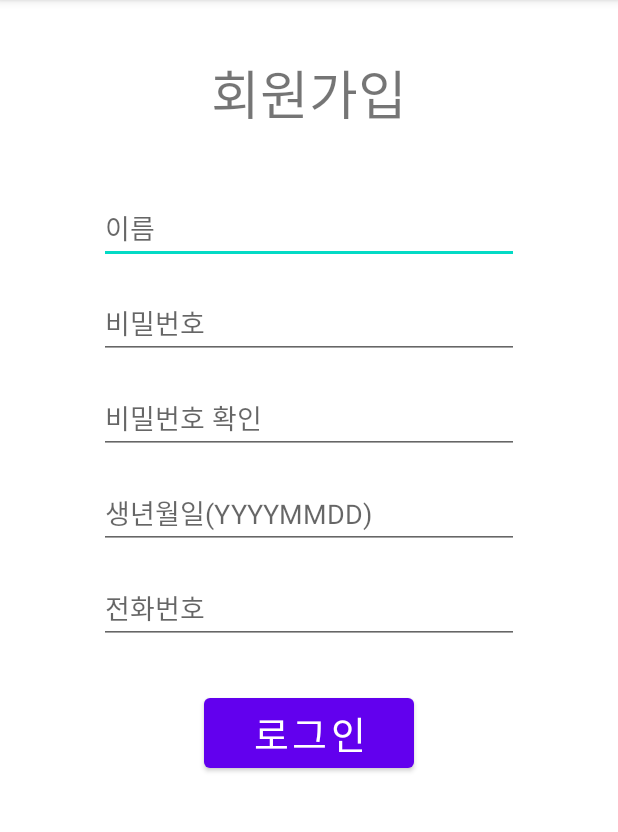
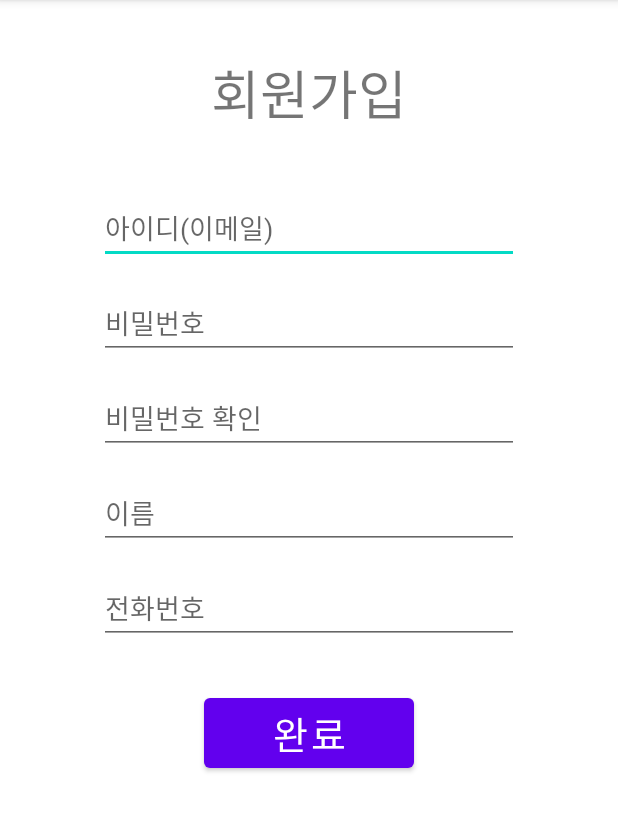
Before and after one commit to soojik/DiaryApp, an Android app: the RegisterActivity screen opened directly, with no data from a screen before it, on a phone screen of 412 x 824 dp, the part 84-916 px from its top. Run offline under Robolectric (Android 15) with nearby library versions, the phone set to English and light mode, and no system bars; our stand-ins replace Firebase (no records; nobody signed in at launch, a user with empty details on screens opened directly).

Commit message:
대략적인 회원가입 구현(이름, 전화번호 저장은 구현X)

```diff
--- a/app/src/main/java/com/example/diaryapp/RegisterActivity.kt
+++ b/app/src/main/java/com/example/diaryapp/RegisterActivity.kt
@@ -2,10 +2,102 @@ package com.example.diaryapp
 
 import androidx.appcompat.app.AppCompatActivity
 import android.os.Bundle
+import android.util.Log
+import android.widget.Button
+import android.widget.EditText
+import android.widget.Toast
+import com.google.firebase.auth.FirebaseAuth
+import com.google.firebase.ktx.Firebase
 
 class RegisterActivity : AppCompatActivity() {
+    private val TAG : String = "RegisterActivity"
+    private lateinit var auth: FirebaseAuth
+
+    lateinit var register_email : EditText
+    lateinit var register_password : EditText
+    lateinit var register_passwordChk : EditText
+    lateinit var register_name : EditText
+    lateinit var register_num : EditText
+
+    lateinit var btn_register : Button
+
     override fun onCreate(savedInstanceState: Bundle?) {
         super.onCreate(savedInstanceState)
         setContentView(R.layout.activity_register)
+
+        register_email = findViewById(R.id.register_email)
+        register_password = findViewById(R.id.register_password)
+        register_passwordChk = findViewById(R.id.register_passwordChk)
+        register_name = findViewById(R.id.register_name)
+        register_num = findViewById(R.id.register_num)
+
+        btn_register = findViewById(R.id.btn_register)
+
+        auth = FirebaseAuth.getInstance()
+
+        btn_register.setOnClickListener {
+            if(validForm())
+                createUser(register_email.text.toString(), register_password.text.toString())
+        }
+    }
+
+    private fun createUser(email: String, password: String) {
+        auth = FirebaseAuth.getInstance()
+
+        auth.createUserWithEmailAndPassword(email, password)
+                .addOnCompleteListener(this) { task ->
+                    if (task.isSuccessful) { //회원가입 잘 됐을 때
+                        // Sign in success, update UI with the signed-in user's information
+                        Log.d(TAG, "createUserWithEmail:success")
+                        val user = auth.currentUser
+                        Toast.makeText(baseContext, "회원가입 완료", Toast.LENGTH_SHORT).show()
+                        finish() //Activity 닫음
+                    } else {
+                        // If sign in fails, display a message to the user.
+                        Log.w(TAG, "createUserWithEmail:failure", task.exception)
+                        Toast.makeText(baseContext, "회원가입 오류\n>올바른 이메일 형식\n>비밀번호는 영문+숫자 6자리 이상(공백 허용않음)\n>이메일 중복 허용않음", Toast.LENGTH_SHORT).show()
+                    }
+                }
+    }
+
+    private fun validForm() : Boolean {
+        var validck = true
+
+        if (register_email.text.toString().isEmpty()){
+            Toast.makeText(baseContext, "이메일을 입력하세요", Toast.LENGTH_SHORT).show()
+            validck = false
+        }
+
+        if (register_password.text.toString().isEmpty()){
+            Toast.makeText(baseContext, "비밀번호를 입력하세요", Toast.LENGTH_SHORT).show()
+            validck = false
+        }
+
+        if (register_passwordChk.text.toString().isEmpty()){
+            Toast.makeText(baseContext, "비밀번호 확인을 진행하세요", Toast.LENGTH_SHORT).show()
+            validck = false
+        }
+
+        if (register_name.text.toString().isEmpty()){
+            Toast.makeText(baseContext, "이름을 입력하세요", Toast.LENGTH_SHORT).show()
+            validck = false
+        }
+
+        if (register_num.text.toString().isEmpty()){
+            Toast.makeText(baseContext, "전화번호를 입력하세요", Toast.LENGTH_SHORT).show()
+            validck = false
+        }
+
+        if (register_password.text.toString() != register_passwordChk.text.toString()){
+            Toast.makeText(baseContext, "비밀번호가 일치하지 않습니다.", Toast.LENGTH_SHORT).show()
+            validck = false
+        }
+
+        if (register_password.text.toString().contains(" ")){
+            Toast.makeText(baseContext, "비밀번호는 영문+숫자 6자리 이상(공백 허용않음)", Toast.LENGTH_SHORT).show()
+            validck = false
+        }
+
+        return validck
     }
 }
--- a/app/src/main/res/layout/activity_main.xml
+++ b/app/src/main/res/layout/activity_main.xml
@@ -21,6 +21,7 @@
         android:layout_width="wrap_content"
         android:layout_height="wrap_content"
         android:layout_marginTop="20dp"
+        android:textStyle="bold"
         android:text="어플 이름"
         android:textSize="30dp"
         app:layout_constraintTop_toBottomOf="@id/MainLogo"
--- a/app/src/main/res/layout/activity_register.xml
+++ b/app/src/main/res/layout/activity_register.xml
@@ -13,18 +13,19 @@
         android:layout_marginTop="35dp"
         android:text="회원가입"
         android:textSize="35dp"
+        app:layout_constraintEnd_toEndOf="parent"
         app:layout_constraintStart_toStartOf="parent"
-        app:layout_constraintEnd_toEndOf="parent"
         app:layout_constraintTop_toTopOf="parent" />
 
     <EditText
-        android:id="@+id/register_id"
+        android:id="@+id/register_email"
         android:layout_width="280dp"
         android:layout_height="wrap_content"
         android:layout_marginTop="40dp"
-        android:hint="이름"
+        android:hint="아이디(이메일)"
+        android:inputType="textEmailAddress"
+        app:layout_constraintEnd_toEndOf="parent"
         app:layout_constraintStart_toStartOf="parent"
-        app:layout_constraintEnd_toEndOf="parent"
         app:layout_constraintTop_toBottomOf="@id/text_register" />
 
 
@@ -34,30 +35,31 @@
         android:layout_height="wrap_content"
         android:layout_marginTop="15dp"
         android:hint="비밀번호"
-        app:layout_constraintStart_toStartOf="@id/register_id"
-        app:layout_constraintEnd_toEndOf="@id/register_id"
-        app:layout_constraintTop_toBottomOf="@id/register_id" />
-
+        android:inputType="textPassword"
+        app:layout_constraintEnd_toEndOf="@id/register_email"
+        app:layout_constraintStart_toStartOf="@id/register_email"
+        app:layout_constraintTop_toBottomOf="@id/register_email" />
 
     <EditText
-        android:id="@+id/register_passwordchk"
+        android:id="@+id/register_passwordChk"
         android:layout_width="280dp"
         android:layout_height="wrap_content"
         android:layout_marginTop="15dp"
         android:hint="비밀번호 확인"
+        android:inputType="textPassword"
+        app:layout_constraintEnd_toEndOf="@id/register_password"
         app:layout_constraintStart_toStartOf="@id/register_password"
-        app:layout_constraintEnd_toEndOf="@id/register_password"
         app:layout_constraintTop_toBottomOf="@id/register_password" />
 
     <EditText
-        android:id="@+id/register_birth"
+        android:id="@+id/register_name"
         android:layout_width="280dp"
         android:layout_height="wrap_content"
         android:layout_marginTop="15dp"
-        android:hint="생년월일(YYYYMMDD)"
-        app:layout_constraintStart_toStartOf="@id/register_passwordchk"
-        app:layout_constraintEnd_toEndOf="@id/register_passwordchk"
-        app:layout_constraintTop_toBottomOf="@id/register_passwordchk" />
+        android:hint="이름"
+        app:layout_constraintEnd_toEndOf="@id/register_passwordChk"
+        app:layout_constraintStart_toStartOf="@id/register_passwordChk"
+        app:layout_constraintTop_toBottomOf="@id/register_passwordChk" />
 
     <EditText
         android:id="@+id/register_num"
@@ -65,19 +67,21 @@
         android:layout_height="wrap_content"
         android:layout_marginTop="15dp"
         android:hint="전화번호"
-        app:layout_constraintStart_toStartOf="@id/register_birth"
-        app:layout_constraintEnd_toEndOf="@id/register_birth"
-        app:layout_constraintTop_toBottomOf="@id/register_birth" />
+        android:inputType="phone"
+        app:layout_constraintEnd_toEndOf="@id/register_name"
+        app:layout_constraintStart_toStartOf="@id/register_name"
+        app:layout_constraintTop_toBottomOf="@id/register_name" />
 
     <Button
         android:id="@+id/btn_register"
         android:layout_width="140dp"
         android:layout_height="wrap_content"
         android:layout_marginTop="30dp"
-        android:text="로그인"
+        android:text="완료"
         android:textSize="25dp"
+        app:layout_constraintEnd_toEndOf="@id/register_num"
         app:layout_constraintStart_toStartOf="@id/register_num"
-        app:layout_constraintEnd_toEndOf="@id/register_num"
         app:layout_constraintTop_toBottomOf="@id/register_num" />
 
+
 </androidx.constraintlayout.widget.ConstraintLayout>
--- a/build.gradle
+++ b/build.gradle
@@ -8,7 +8,8 @@ buildscript {
     dependencies {
         classpath "com.android.tools.build:gradle:4.1.2"
         classpath "org.jetbrains.kotlin:kotlin-gradle-plugin:$kotlin_version"
-
+        //firebase
+        classpath 'com.google.gms:google-services:4.3.5'
         // NOTE: Do not place your application dependencies here; they belong
         // in the individual module build.gradle files
     }
```
Also changed, not shown: app/build.gradle (+7 -0 lines), 1 other file.
